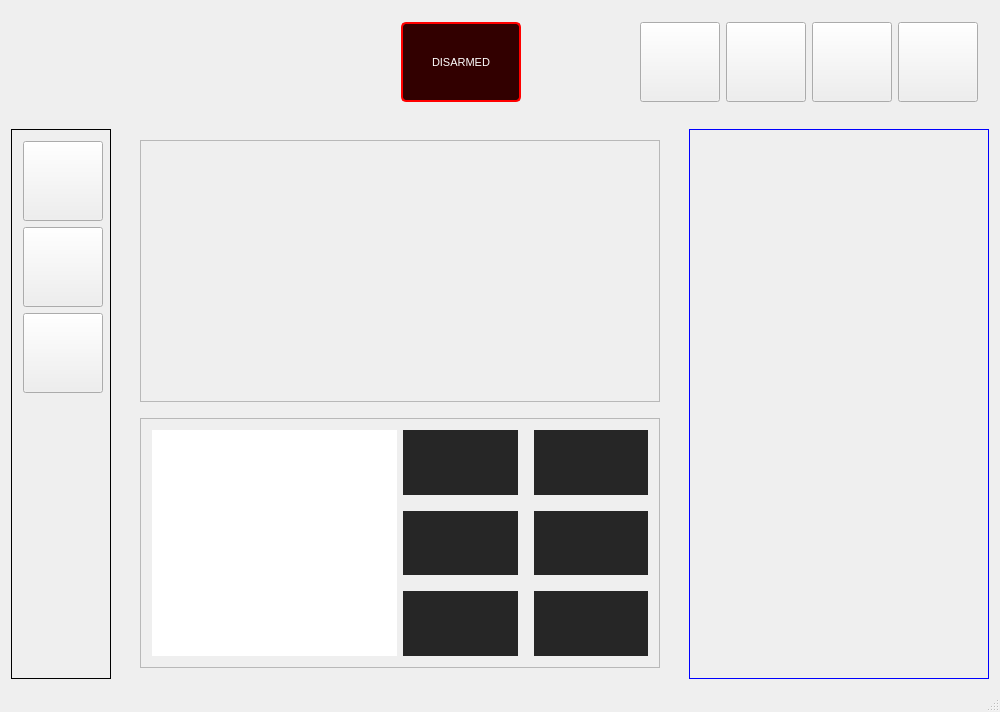
Above: src/quadrasoftware.ui from merlinn7/quadra before the change. Below: the same form after it.
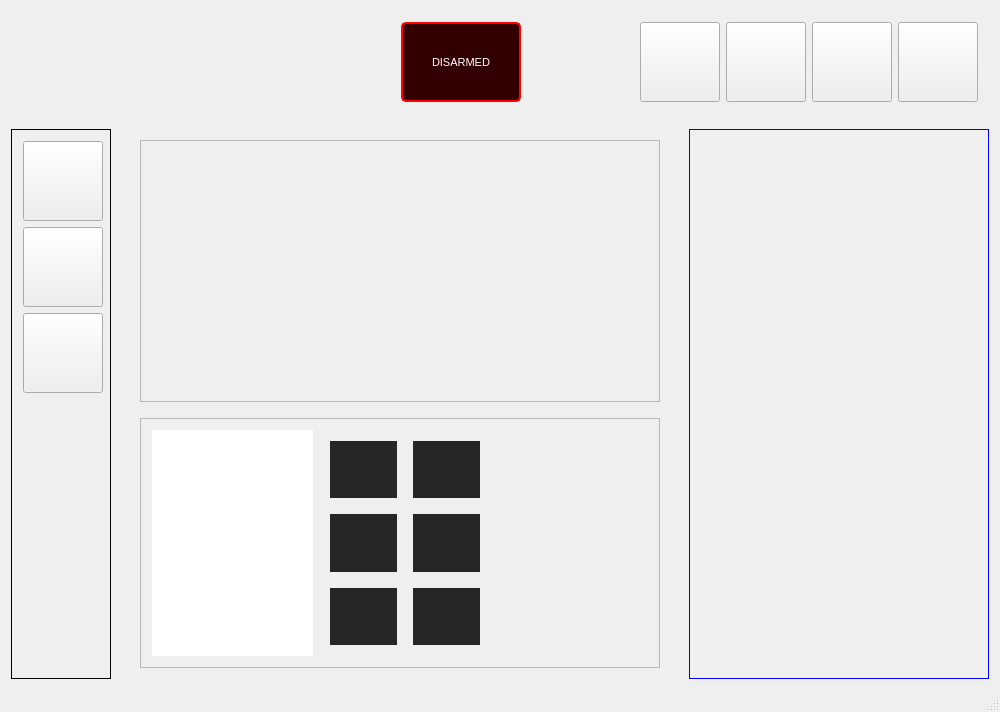
That is the form after the change.

What changed in the file:
```diff
--- a/src/quadrasoftware.ui
+++ b/src/quadrasoftware.ui
@@ -319,109 +319,122 @@
             <layout class="QHBoxLayout" name="horizontalLayout_2">
              <item>
               <widget class="QWidget" name="widget" native="true">
+               <property name="sizePolicy">
+                <sizepolicy hsizetype="Expanding" vsizetype="Expanding">
+                 <horstretch>0</horstretch>
+                 <verstretch>0</verstretch>
+                </sizepolicy>
+               </property>
+               <property name="minimumSize">
+                <size>
+                 <width>0</width>
+                 <height>0</height>
+                </size>
+               </property>
+               <property name="maximumSize">
+                <size>
+                 <width>16777215</width>
+                 <height>16777215</height>
+                </size>
+               </property>
                <property name="styleSheet">
                 <string notr="true">background-color: rgb(255, 255, 255);</string>
                </property>
               </widget>
              </item>
              <item>
-              <layout class="QGridLayout" name="gridLayout_4" rowstretch="0,0,0,0,0" columnstretch="0,0,0">
+              <widget class="QFrame" name="frame">
+               <property name="sizePolicy">
+                <sizepolicy hsizetype="Expanding" vsizetype="Expanding">
+                 <horstretch>0</horstretch>
+                 <verstretch>0</verstretch>
+                </sizepolicy>
+               </property>
+               <layout class="QGridLayout" name="gridLayout_11" rowstretch="0,0,0,0,0" columnstretch="0,0,0">
                <property name="rightMargin">
-                <number>0</number>
+                 <number>1</number>
                </property>
                <property name="spacing">
                 <number>6</number>
                </property>
-               <item row="2" column="0">
-                <widget class="QFrame" name="gridFrame_4">
-                 <property name="styleSheet">
-                  <string notr="true">background-color: rgb(38, 38, 38);</string>
-                 </property>
-                 <layout class="QGridLayout" name="gridLayout_7"/>
-                </widget>
-               </item>
-               <item row="1" column="2">
-                <spacer name="verticalSpacer_4">
-                 <property name="orientation">
-                  <enum>Qt::Vertical</enum>
-                 </property>
-                 <property name="sizeType">
-                  <enum>QSizePolicy::Fixed</enum>
-                 </property>
-                 <property name="sizeHint" stdset="0">
+                <item row="0" column="0">
+                 <widget class="QFrame" name="gridFrame_13">
+                  <property name="minimumSize">
                   <size>
-                   <width>10</width>
-                   <height>10</height>
-                  </size>
-                 </property>
-                </spacer>
-               </item>
-               <item row="3" column="2">
-                <spacer name="verticalSpacer_5">
-                 <property name="orientation">
-                  <enum>Qt::Vertical</enum>
-                 </property>
-                 <property name="sizeType">
-                  <enum>QSizePolicy::Fixed</enum>
-                 </property>
-                 <property name="sizeHint" stdset="0">
+                    <width>0</width>
+                    <height>0</height>
+                   </size>
+                  </property>
+                  <property name="maximumSize">
                   <size>
-                   <width>10</width>
-                   <height>10</height>
-                  </size>
-                 </property>
-                </spacer>
-               </item>
-               <item row="0" column="1">
-                <spacer name="horizontalSpacer_3">
-                 <property name="orientation">
-                  <enum>Qt::Horizontal</enum>
-                 </property>
-                 <property name="sizeType">
-                  <enum>QSizePolicy::Fixed</enum>
-                 </property>
-                 <property name="sizeHint" stdset="0">
-                  <size>
-                   <width>10</width>
-                   <height>1</height>
-                  </size>
-                 </property>
-                </spacer>
-               </item>
-               <item row="2" column="2">
-                <widget class="QFrame" name="gridFrame_3">
+                    <width>16777215</width>
+                    <height>16777215</height>
+                   </size>
+                  </property>
                  <property name="styleSheet">
                   <string notr="true">background-color: rgb(38, 38, 38);</string>
                  </property>
-                 <layout class="QGridLayout" name="gridLayout_6"/>
-                </widget>
-               </item>
-               <item row="4" column="1">
-                <spacer name="horizontalSpacer_5">
-                 <property name="orientation">
-                  <enum>Qt::Horizontal</enum>
-                 </property>
-                 <property name="sizeType">
-                  <enum>QSizePolicy::Fixed</enum>
-                 </property>
-                 <property name="sizeHint" stdset="0">
-                  <size>
-                   <width>10</width>
-                   <height>1</height>
-                  </size>
-                 </property>
-                </spacer>
-               </item>
+                  <layout class="QGridLayout" name="gridLayout_17"/>
+                 </widget>
+                </item>
                <item row="4" column="2">
-                <widget class="QFrame" name="gridFrame_5">
+                 <widget class="QFrame" name="gridFrame_12">
                  <property name="styleSheet">
                   <string notr="true">background-color: rgb(38, 38, 38);</string>
                  </property>
-                 <layout class="QGridLayout" name="gridLayout_8"/>
-                </widget>
-               </item>
+                  <layout class="QGridLayout" name="gridLayout_16"/>
+                 </widget>
+                </item>
+                <item row="3" column="0">
+                 <spacer name="verticalSpacer_11">
+                  <property name="orientation">
+                   <enum>Qt::Vertical</enum>
+                  </property>
+                  <property name="sizeType">
+                   <enum>QSizePolicy::Fixed</enum>
+                  </property>
+                  <property name="sizeHint" stdset="0">
+                   <size>
+                    <width>10</width>
+                    <height>10</height>
+                   </size>
+                  </property>
+                 </spacer>
+                </item>
+                <item row="4" column="1">
+                 <spacer name="horizontalSpacer_8">
+                  <property name="orientation">
+                   <enum>Qt::Horizontal</enum>
+                  </property>
+                  <property name="sizeType">
+                   <enum>QSizePolicy::Fixed</enum>
+                  </property>
+                  <property name="sizeHint" stdset="0">
+                   <size>
+                    <width>10</width>
+                    <height>1</height>
+                   </size>
+                  </property>
+                 </spacer>
+                </item>
+                <item row="1" column="0">
+                 <spacer name="verticalSpacer_8">
+                  <property name="orientation">
+                   <enum>Qt::Vertical</enum>
+                  </property>
+                  <property name="sizeType">
+                   <enum>QSizePolicy::Fixed</enum>
+                  </property>
+                  <property name="sizeHint" stdset="0">
+                   <size>
+                    <width>10</width>
+                    <height>10</height>
+                   </size>
+                  </property>
+                 </spacer>
+                </item>
                <item row="2" column="1">
-                <spacer name="horizontalSpacer_4">
+                 <spacer name="horizontalSpacer_7">
                  <property name="orientation">
                   <enum>Qt::Horizontal</enum>
                  </property>
@@ -437,62 +450,115 @@
                 </spacer>
                </item>
                <item row="4" column="0">
-                <widget class="QFrame" name="gridFrame_6">
+                 <widget class="QFrame" name="gridFrame_8">
                  <property name="styleSheet">
                   <string notr="true">background-color: rgb(38, 38, 38);</string>
                  </property>
-                 <layout class="QGridLayout" name="gridLayout_9"/>
-                </widget>
-               </item>
+                  <layout class="QGridLayout" name="gridLayout_12"/>
+                 </widget>
+                </item>
+                <item row="0" column="1">
+                 <spacer name="horizontalSpacer_6">
+                  <property name="orientation">
+                   <enum>Qt::Horizontal</enum>
+                  </property>
+                  <property name="sizeType">
+                   <enum>QSizePolicy::Fixed</enum>
+                  </property>
+                  <property name="sizeHint" stdset="0">
+                   <size>
+                    <width>10</width>
+                    <height>1</height>
+                   </size>
+                  </property>
+                 </spacer>
+                </item>
+                <item row="2" column="2">
+                 <widget class="QFrame" name="gridFrame_9">
+                  <property name="styleSheet">
+                   <string notr="true">background-color: rgb(38, 38, 38);</string>
+                  </property>
+                  <layout class="QGridLayout" name="gridLayout_13"/>
+                 </widget>
+                </item>
+                <item row="2" column="0">
+                 <widget class="QFrame" name="gridFrame_10">
+                  <property name="styleSheet">
+                   <string notr="true">background-color: rgb(38, 38, 38);</string>
+                  </property>
+                  <layout class="QGridLayout" name="gridLayout_14"/>
+                 </widget>
+                </item>
+                <item row="3" column="2">
+                 <spacer name="verticalSpacer_9">
+                  <property name="orientation">
+                   <enum>Qt::Vertical</enum>
+                  </property>
+                  <property name="sizeType">
+                   <enum>QSizePolicy::Fixed</enum>
+                  </property>
+                  <property name="sizeHint" stdset="0">
+                   <size>
+                    <width>10</width>
+                    <height>10</height>
+                   </size>
+                  </property>
+                 </spacer>
+                </item>
+                <item row="1" column="2">
+                 <spacer name="verticalSpacer_10">
+                  <property name="orientation">
+                   <enum>Qt::Vertical</enum>
+                  </property>
+                  <property name="sizeType">
+                   <enum>QSizePolicy::Fixed</enum>
+                  </property>
+                  <property name="sizeHint" stdset="0">
+                   <size>
+                    <width>10</width>
+                    <height>10</height>
+                   </size>
+                  </property>
+                 </spacer>
+                </item>
                <item row="0" column="2">
-                <widget class="QFrame" name="gridFrame_2">
-                 <property name="styleSheet">
-                  <string notr="true">background-color: rgb(38, 38, 38);</string>
-                 </property>
-                 <layout class="QGridLayout" name="gridLayout_5"/>
-                </widget>
-               </item>
-               <item row="0" column="0">
-                <widget class="QFrame" name="gridFrame_7">
-                 <property name="styleSheet">
-                  <string notr="true">background-color: rgb(38, 38, 38);</string>
-                 </property>
-                 <layout class="QGridLayout" name="gridLayout_10"/>
-                </widget>
-               </item>
-               <item row="3" column="0">
-                <spacer name="verticalSpacer_6">
-                 <property name="orientation">
-                  <enum>Qt::Vertical</enum>
-                 </property>
-                 <property name="sizeType">
-                  <enum>QSizePolicy::Fixed</enum>
-                 </property>
-                 <property name="sizeHint" stdset="0">
+                 <widget class="QFrame" name="gridFrame_11">
+                  <property name="minimumSize">
                   <size>
-                   <width>10</width>
-                   <height>10</height>
-                  </size>
-                 </property>
-                </spacer>
-               </item>
-               <item row="1" column="0">
-                <spacer name="verticalSpacer_7">
-                 <property name="orientation">
-                  <enum>Qt::Vertical</enum>
-                 </property>
-                 <property name="sizeType">
-                  <enum>QSizePolicy::Fixed</enum>
-                 </property>
-                 <property name="sizeHint" stdset="0">
+                    <width>0</width>
+                    <height>0</height>
+                   </size>
+                  </property>
+                  <property name="maximumSize">
                   <size>
-                   <width>10</width>
-                   <height>10</height>
-                  </size>
-                 </property>
-                </spacer>
-               </item>
-              </layout>
+                    <width>16777215</width>
+                    <height>16777215</height>
+                   </size>
+                  </property>
+                  <property name="styleSheet">
+                   <string notr="true">background-color: rgb(38, 38, 38);</string>
+                  </property>
+                  <layout class="QGridLayout" name="gridLayout_15"/>
+                 </widget>
+                </item>
+               </layout>
+              </widget>
+             </item>
+             <item>
+              <widget class="QWidget" name="widget_2" native="true">
+               <property name="sizePolicy">
+                <sizepolicy hsizetype="Expanding" vsizetype="Expanding">
+                 <horstretch>0</horstretch>
+                 <verstretch>0</verstretch>
+                </sizepolicy>
+               </property>
+               <property name="minimumSize">
+                <size>
+                 <width>0</width>
+                 <height>0</height>
+                </size>
+               </property>
+              </widget>
              </item>
             </layout>
            </widget>
```
Left out of the diff: 2 changed lines with no effect on the pictures. Lines whose indentation alone changed are shown as unchanged.
